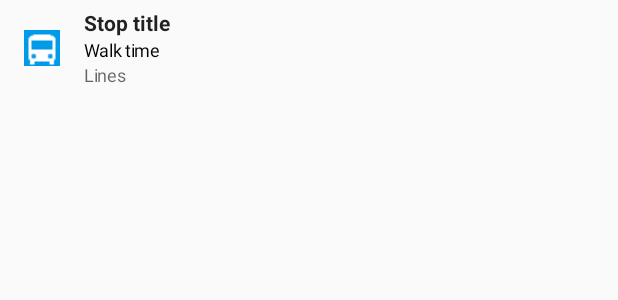
After one commit to Krspogacin/TraNSit, an Android app: the layout stops_bottom_sheet_list_item.xml on its own in the app's theme, with its tools: preview values and no code run, on a phone screen of 412 x 824 dp. The commit adds this screen. Shown: the top 300 px of the screen. Run offline under Robolectric (Android 15) with nearby library versions, the phone set to English and light mode, and no system bars.

Commit message:
add stops fragmet with just bottom sheet and refactor tab adapter

```diff
--- a/app/build.gradle
+++ b/app/build.gradle
@@ -34,4 +34,7 @@ dependencies {
     testImplementation 'junit:junit:4.12'
     androidTestImplementation 'androidx.test.ext:junit:1.1.1'
     androidTestImplementation 'androidx.test.espresso:espresso-core:3.2.0'
+    implementation 'androidx.cardview:cardview:1.0.0'
+    implementation 'com.bskim:maxheightscrollview:1.0.0@aar'
+    implementation 'com.google.android.gms:play-services:12.0.1'
 }
--- /dev/null
+++ b/app/src/main/res/layout/stops_bottom_sheet_list_item.xml
@@ -0,0 +1,59 @@
+<?xml version="1.0" encoding="utf-8"?>
+<LinearLayout xmlns:android="http://schemas.android.com/apk/res/android"
+    xmlns:tools="http://schemas.android.com/tools"
+    android:layout_width="match_parent"
+    android:layout_height="wrap_content"
+    android:orientation="horizontal">
+
+    <ImageView
+        android:id="@+id/bus_icon"
+        android:layout_width="wrap_content"
+        android:layout_height="wrap_content"
+        android:layout_marginTop="20dp"
+        android:layout_marginBottom="20dp"
+        android:layout_marginStart="16dp"
+        android:src="@drawable/bus_icon" />
+
+    <LinearLayout
+        android:layout_width="match_parent"
+        android:layout_height="wrap_content"
+        android:layout_marginStart="16dp"
+        android:layout_gravity="center"
+        android:orientation="vertical">
+
+        <TextView
+            android:id="@+id/stop_title"
+            android:layout_width="wrap_content"
+            android:layout_height="wrap_content"
+            android:textSize="14sp"
+            android:fontFamily="sans-serif"
+            android:textStyle="bold"
+            android:textColor="#de000000"
+            android:lineSpacingExtra="10sp"
+            tools:text="Stop title" />
+
+        <TextView
+            android:id="@+id/stop_walk_time"
+            android:layout_width="wrap_content"
+            android:layout_height="wrap_content"
+            android:textSize="12sp"
+            android:fontFamily="sans-serif"
+            android:textStyle="normal"
+            android:textColor="#000000"
+            android:letterSpacing="-0.02"
+            android:lineSpacingExtra="8sp"
+            tools:text="Walk time" />
+
+        <TextView
+            android:id="@+id/stop_lines"
+            android:layout_width="wrap_content"
+            android:layout_height="wrap_content"
+            android:textSize="12sp"
+            android:fontFamily="sans-serif"
+            android:textStyle="normal"
+            android:textColor="#99000000"
+            android:letterSpacing="-0.02"
+            android:lineSpacingExtra="10sp"
+            tools:text="Lines" />
+    </LinearLayout>
+</LinearLayout>
--- a/app/src/main/res/values/colors.xml
+++ b/app/src/main/res/values/colors.xml
@@ -4,4 +4,5 @@
     <color name="colorPrimaryDark">#0076bf</color>
     <color name="colorAccent">#03DAC5</color>
     <color name="edit_text_line">#ebebeb</color>
+    <color name="colorWhite">#ffffff</color>
 </resources>
--- a/app/src/main/res/values/strings.xml
+++ b/app/src/main/res/values/strings.xml
@@ -6,4 +6,7 @@
     <string name="start_point">Polazište</string>
     <string name="end_point">Odredište</string>
     <string name="search_button">PRETRAŽI</string>
+    <string name="close_stops">Stanice u vašoj blizini</string>
+    <string name="walk_time">Vreme pešačenja: %1$d minuta</string>
+    <string name="lines">Linije: %1$s</string>
 </resources>
```
Also changed, not shown: app/src/main/AndroidManifest.xml (+12 -3 lines), app/src/main/java/org/mad/transit/adapters/StopsAdapter.java (added, +67 -0 lines), app/src/main/java/org/mad/transit/adapters/TabAdapter.java (+19 -16 lines), app/src/main/java/org/mad/transit/fragments/StopsFragment.java (added, +52 -0 lines), app/src/main/java/org/mad/transit/model/NearbyStop.java (added, +40 -0 lines), app/src/main/java/org/mad/transit/model/StopsFragmentViewModel.java (added, +40 -0 lines), app/src/main/res/layout/stops_bottom_sheet.xml (added, +64 -0 lines), app/src/main/res/layout/stops_fragmet.xml (added, +9 -0 lines), app/src/main/res/drawable-v24/bus_icon.png (added), 1 other file.
